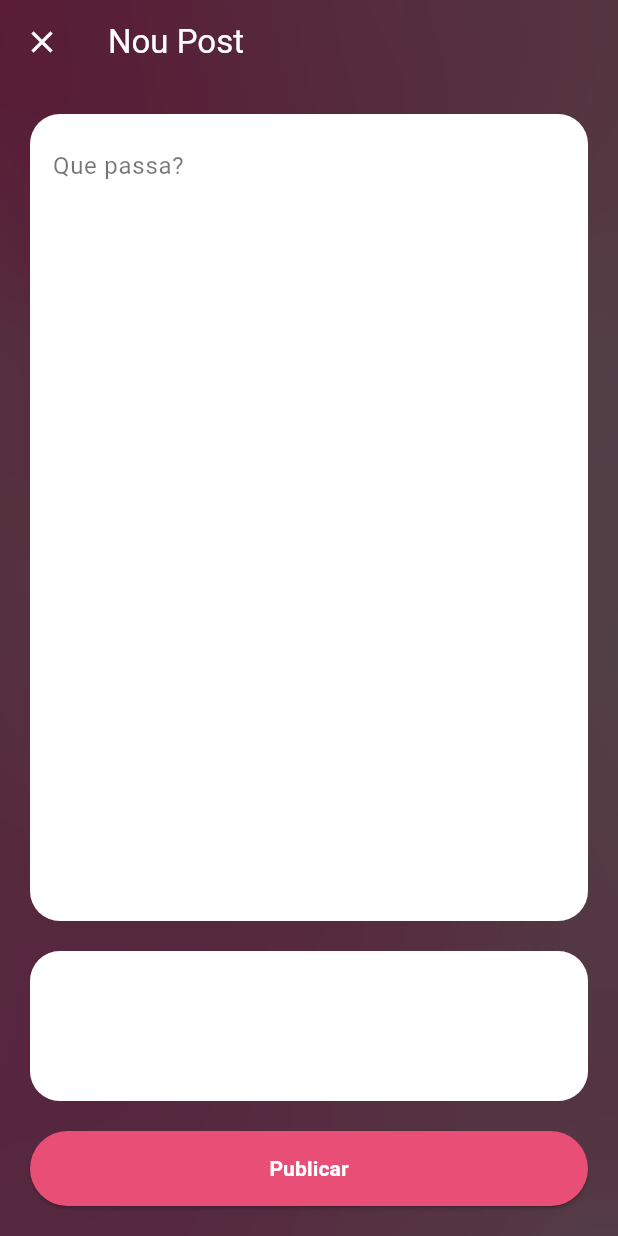
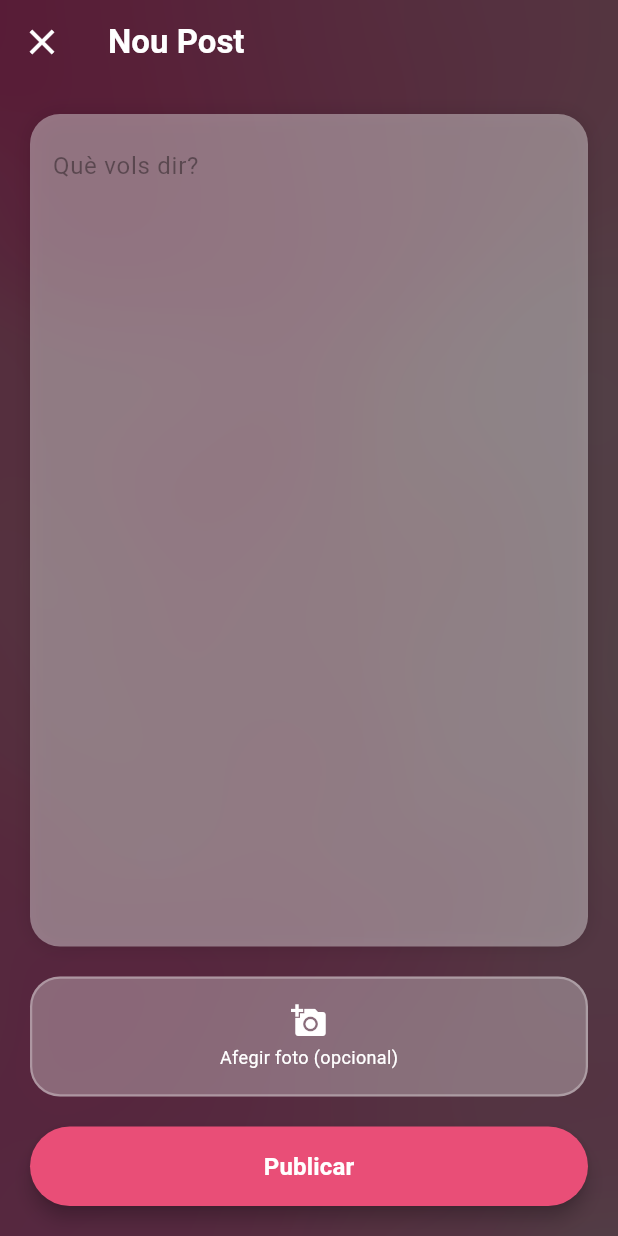
Before and after one commit to oriolnieto/FlowVenue, a Flutter app: the CreatePostView screen opened directly with empty values, on a phone screen of 412 x 824 dp. Run offline on Flutter 3.47's test engine with Material 3 defaults, Android fonts, the phone set to English and light mode, and no system bars; our stand-ins replace cloud_firestore, firebase_auth, firebase_core, firebase_storage, pinput, table_calendar; missing offline and left inert: spotify_sdk; accounts and stored records are empty.

```diff
--- a/lib/view/CreatePostView_view.dart
+++ b/lib/view/CreatePostView_view.dart
@@ -26,10 +26,12 @@ class _CreatePostViewState extends State<CreatePostView> {
     bool _imageSelected = false;
     bool _isLoading = false;
 
+    final Color primaryPink = const Color(0xFFE94E77);
+
     Future<void> _enviarPost() async {
         if (_textController.text.isEmpty && !_imageSelected) {
             ScaffoldMessenger.of(context).showSnackBar(
-                const SnackBar(content: Text("Escribe algo o añade una foto")),
+                const SnackBar(content: Text("Escriu alguna cosa o afegeix una foto")),
             );
             return;
         }
@@ -50,9 +52,6 @@ class _CreatePostViewState extends State<CreatePostView> {
 
         if (success) {
             if (!mounted) return;
-            ScaffoldMessenger.of(context).showSnackBar(
-                SnackBar(content: Text(widget.isReply ? "Resposta enviada!" : "Post publicat!")),
-            );
             Navigator.pop(context);
         } else {
             if (!mounted) return;
@@ -69,9 +68,9 @@ class _CreatePostViewState extends State<CreatePostView> {
             appBar: AppBar(
                 backgroundColor: Colors.transparent,
                 elevation: 0,
-                title: Text(widget.isReply ? "Respondre" : "Nou Post", style: const TextStyle(color: Colors.white)),
+                title: Text(widget.isReply ? "Respondre" : "Nou Post", style: const TextStyle(color: Colors.white, fontWeight: FontWeight.bold)),
                 leading: IconButton(
-                    icon: const Icon(Icons.close, color: Colors.white),
+                    icon: const Icon(Icons.close, color: Colors.white, size: 28),
                     onPressed: () => Navigator.pop(context),
                 ),
             ),
@@ -97,16 +96,20 @@ class _CreatePostViewState extends State<CreatePostView> {
                                     child: Container(
                                         padding: const EdgeInsets.all(15),
                                         decoration: BoxDecoration(
-                                            color: Colors.white,
+                                            color: Colors.white38,
                                             borderRadius: BorderRadius.circular(20),
+                                            boxShadow: [
+                                                BoxShadow(color: Colors.black12, blurRadius: 10)
+                                            ],
                                         ),
                                         child: TextField(
                                             controller: _textController,
-                                            maxLines: 10,
-                                            style: const TextStyle(color: Colors.black),
+                                            maxLines: null,
+                                            expands: true,
+                                            style: const TextStyle(color: Colors.black87),
                                             decoration: InputDecoration(
-                                                hintText: widget.isReply ? "Escriu una resposta..." : "Que passa?",
-                                                hintStyle: const TextStyle(color: Colors.black54),
+                                                hintText: widget.isReply ? "Escriu una resposta..." : "Què vols dir?",
+                                                hintStyle: const TextStyle(color: Colors.black38),
                                                 border: InputBorder.none,
                                             ),
                                         ),
@@ -116,20 +119,21 @@ class _CreatePostViewState extends State<CreatePostView> {
                                 GestureDetector(
                                     onTap: () => setState(() => _imageSelected = !_imageSelected),
                                     child: Container(
-                                        height: 100,
+                                        height: 80,
                                         width: double.infinity,
                                         decoration: BoxDecoration(
-                                            color: Colors.white,
+                                            color: Colors.white30,
                                             borderRadius: BorderRadius.circular(20),
-                                            border: Border.all(color: Colors.white24, width: 2),
+                                            border: Border.all(color: Colors.white30, width: 1.5),
                                         ),
                                         child: _imageSelected
-                                            ? const Icon(Icons.image, color: Colors.greenAccent, size: 40)
+                                            ? Icon(Icons.check_circle, color: primaryPink, size: 40)
                                             : const Column(
                                             mainAxisAlignment: MainAxisAlignment.center,
                                             children: [
-                                                Icon(Icons.add_a_photo, color: Colors.white54),
-                                                Text("Afegir foto (opcional)", style: TextStyle(color: Colors.white54))
+                                                Icon(Icons.add_a_photo, color: Colors.white),
+                                                SizedBox(height: 4),
+                                                Text("Afegir foto (opcional)", style: TextStyle(color: Colors.white, fontSize: 12))
                                             ],
                                         ),
                                     ),
@@ -139,15 +143,16 @@ class _CreatePostViewState extends State<CreatePostView> {
                                     width: double.infinity,
                                     child: ElevatedButton(
                                         style: ElevatedButton.styleFrom(
-                                            backgroundColor: const Color(0xFFE94E77),
+                                            backgroundColor: primaryPink,
                                             padding: const EdgeInsets.symmetric(vertical: 15),
                                             shape: const StadiumBorder(),
+                                            elevation: 5,
                                         ),
                                         onPressed: _isLoading ? null : _enviarPost,
                                         child: _isLoading
-                                            ? const CircularProgressIndicator(color: Colors.white)
+                                            ? const SizedBox(height: 20, width: 20, child: CircularProgressIndicator(color: Colors.white, strokeWidth: 2))
                                             : Text(widget.isReply ? "Respondre" : "Publicar",
-                                            style: const TextStyle(fontWeight: FontWeight.bold, color: Colors.white)),
+                                            style: const TextStyle(fontWeight: FontWeight.bold, color: Colors.white, fontSize: 16)),
                                     ),
                                 ),
                             ],
@@ -160,19 +165,20 @@ class _CreatePostViewState extends State<CreatePostView> {
 
     Widget _buildPreviewResposta() {
         return Container(
-            padding: const EdgeInsets.all(12),
+            width: double.infinity,
+            padding: const EdgeInsets.all(15),
             decoration: BoxDecoration(
-                color: Colors.white,
+                color: Colors.white54,
                 borderRadius: BorderRadius.circular(15),
-                border: const Border(left: BorderSide(color: Color(0xFFE94E77), width: 4)),
+                border: Border(left: BorderSide(color: primaryPink, width: 5)),
             ),
             child: Column(
                 crossAxisAlignment: CrossAxisAlignment.start,
                 children: [
-                    Text("@${widget.originalUser}", style: const TextStyle(color: Color(0xFFE94E77), fontWeight: FontWeight.bold)),
+                    Text("@${widget.originalUser}", style: TextStyle(color: primaryPink, fontWeight: FontWeight.bold)),
                     const SizedBox(height: 4),
                     Text(widget.originalContent ?? "Post original",
-                        maxLines: 2, overflow: TextOverflow.ellipsis, style: const TextStyle(color: Colors.white70, fontSize: 13)),
+                        maxLines: 2, overflow: TextOverflow.ellipsis, style: const TextStyle(color: Colors.black54, fontSize: 13)),
                 ],
             ),
         );
```
Also changed, not shown: lib/services/db_services.dart (line endings or trailing spaces).
